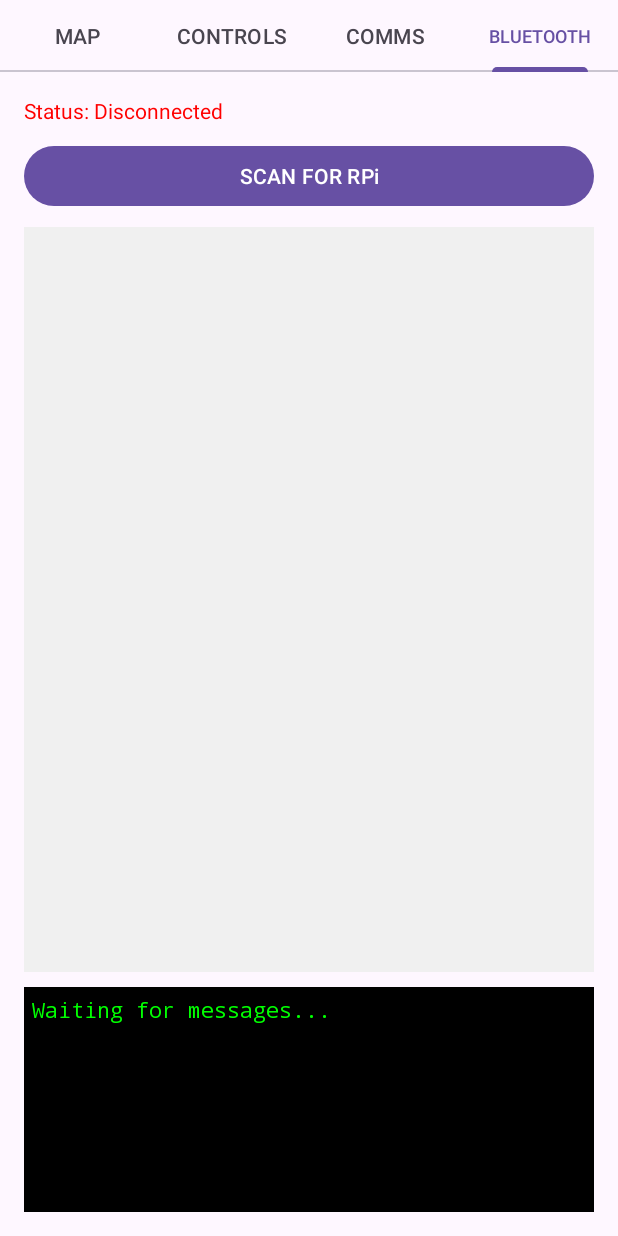
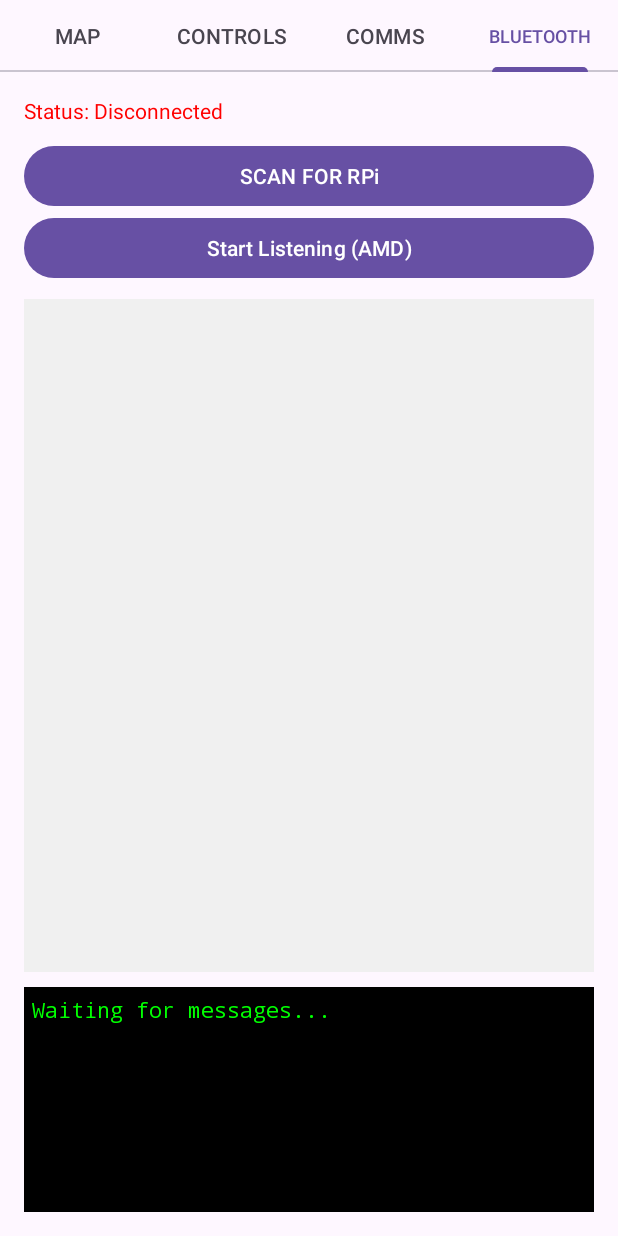
Before and after one commit to vvivivivv/SC2079-MDP-Group-24, an Android app: the screen it shows after launch (MainActivity), tab 4 chosen, on a phone screen of 412 x 824 dp. Run offline under Robolectric (Android 15) with nearby library versions, the light colour scheme and no system bars.

Commit message:
fix: bluetooth connection
- ensured successful connection between AMD tool (Scan For Devices) and tablet (C.1)
- tablet reconnects after disconnection (Disconnect > Reconnect to last device)

```diff
--- a/android/app/src/main/java/com/ntu/group24/android/ui/MainActivity.java
+++ b/android/app/src/main/java/com/ntu/group24/android/ui/MainActivity.java
@@ -23,19 +23,17 @@ import com.ntu.group24.android.bluetooth.BluetoothService;
 import com.ntu.group24.android.utils.Constants;
 
 public class MainActivity extends AppCompatActivity {
+    private static final String TAG = "MainActivity";
     private static final int REQUEST_CODE_PERMISSIONS = 101;
     private BluetoothService mBluetoothService;
 
-    // Message receiver integration (C.9, C.10)
     private final BroadcastReceiver mMessageReceiver = new BroadcastReceiver() {
         @Override
         public void onReceive(Context context, Intent intent) {
             if (Constants.INTENT_MESSAGE_RECEIVED.equals(intent.getAction())) {
                 String message = intent.getStringExtra("message");
 
-                // Link to map: relay strings starting with ROBOT/TARGET
                 if (message != null && (message.startsWith(Constants.HEADER_ROBOT) || message.startsWith(Constants.HEADER_TARGET))) {
-                    // ViewPager2 > map is the first tab
                     Fragment fragment = getSupportFragmentManager().findFragmentByTag("f0");
                     if (fragment instanceof MapFragment) {
                         ((MapFragment) fragment).handleIncomingCommand(message);
@@ -49,18 +47,23 @@ public class MainActivity extends AppCompatActivity {
     protected void onCreate(Bundle savedInstanceState) {
         super.onCreate(savedInstanceState);
         setContentView(R.layout.activity_main);
-        mBluetoothService = new BluetoothService(this);
 
-        // Req for bluetooth and location permissions
+        // 1. Request permissions immediately (Android 14 requirement)
         checkPermissions();
 
-        // Initialise UI components and set adapter
+        // 2. Initialise bluetooth service (C.8)
+        try {
+            mBluetoothService = new BluetoothService(this);
+        } catch (Exception e) {
+            Log.e(TAG, "BT Service failed to start: " + e.getMessage());
+        }
+
         TabLayout tabLayout = findViewById(R.id.tab_layout);
         ViewPager2 viewPager = findViewById(R.id.view_pager);
         SectionsPagerAdapter adapter = new SectionsPagerAdapter(this);
         viewPager.setAdapter(adapter);
 
-        // Connect TabLayout and ViewPager2
+        // Connect TabLayout and ViewPager2 (Added COMMS tab)
         new TabLayoutMediator(tabLayout, viewPager, (tab, position) -> {
             switch (position) {
                 case 0: tab.setText("MAP"); break;
@@ -71,7 +74,6 @@ public class MainActivity extends AppCompatActivity {
         }).attach();
     }
 
-    // Registration for integration logic
     @Override
     protected void onResume() {
         super.onResume();
@@ -90,12 +92,12 @@ public class MainActivity extends AppCompatActivity {
     }
 
     private void checkPermissions() {
-        Log.d("MainActivity", "Starting permission check...");
         if (Build.VERSION.SDK_INT >= Build.VERSION_CODES.S) {
             ActivityCompat.requestPermissions(this,
                     new String[]{
                             Manifest.permission.BLUETOOTH_SCAN,
                             Manifest.permission.BLUETOOTH_CONNECT,
+                            Manifest.permission.BLUETOOTH_ADVERTISE,
                             Manifest.permission.ACCESS_FINE_LOCATION,
                             Manifest.permission.ACCESS_COARSE_LOCATION
                     }, REQUEST_CODE_PERMISSIONS);
@@ -113,6 +115,7 @@ public class MainActivity extends AppCompatActivity {
             if (grantResults.length > 0 && grantResults[0] == PackageManager.PERMISSION_GRANTED) {
                 Toast.makeText(this, "Permissions Granted", Toast.LENGTH_SHORT).show();
             } else {
+                // Graceful failure if permissions are denied (C.8)
                 Toast.makeText(this, "Permissions Denied! Bluetooth will not work.", Toast.LENGTH_LONG).show();
             }
         }
--- a/android/app/src/main/res/layout/fragment_bluetooth.xml
+++ b/android/app/src/main/res/layout/fragment_bluetooth.xml
@@ -18,6 +18,12 @@
         android:layout_height="wrap_content"
         android:layout_marginTop="10dp"
         android:text="SCAN FOR RPi" />
+
+    <Button
+        android:id="@+id/btnListen"
+        android:layout_width="match_parent"
+        android:layout_height="wrap_content"
+        android:text="Start Listening (AMD)" />
 
     <ListView
         android:id="@+id/lvDevices"
```
Also changed, not shown: android/app/src/main/java/com/ntu/group24/android/bluetooth/BluetoothService.java (+36 -20 lines), android/app/src/main/java/com/ntu/group24/android/ui/BluetoothFragment.java (+13 -15 lines).
